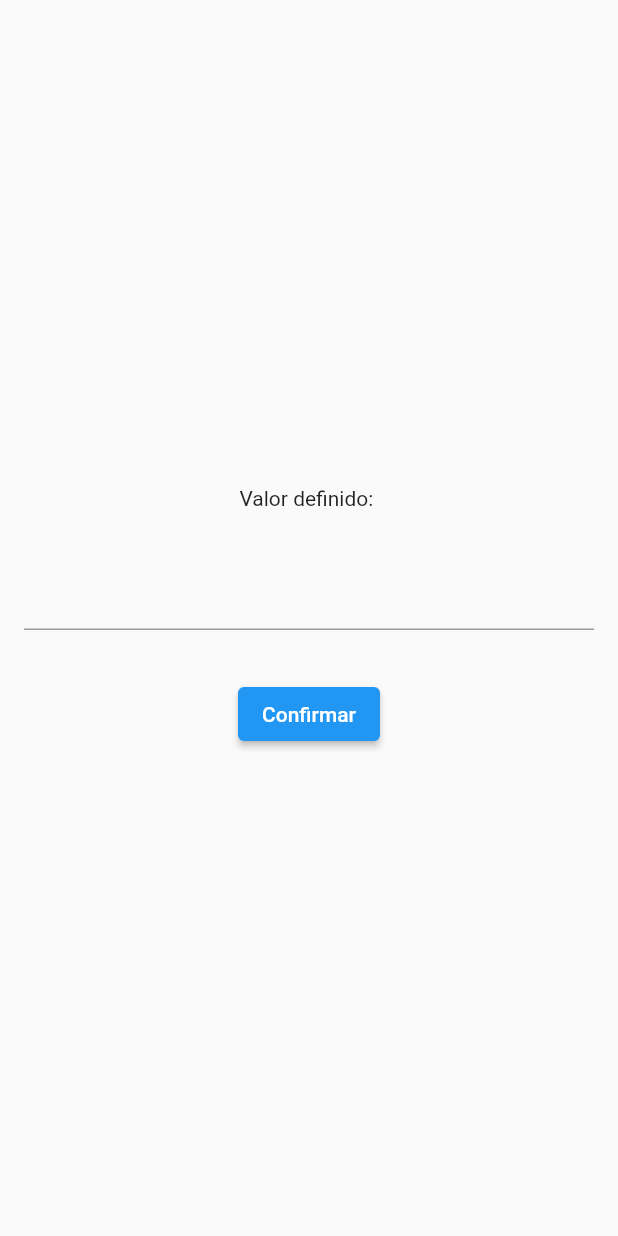
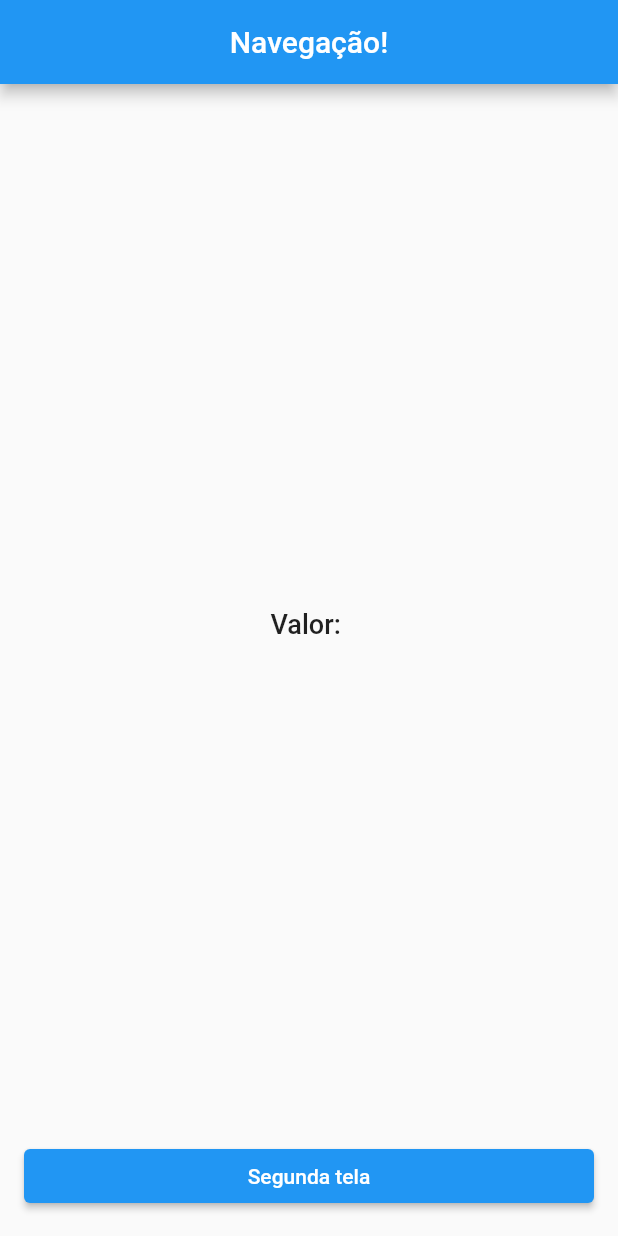
Before and after one commit to Joallisson/flutter-getx-intro, a Flutter app: the screen it shows after launch, on a phone screen of 412 x 824 dp. Run offline on Flutter 3.47's test engine with Material 2 defaults, Android fonts, the phone set to English and light mode, and no system bars; our stand-ins replace get.

Commit message:
66. Utilizando a navegação com o GetX

```diff
--- a/lib/main.dart
+++ b/lib/main.dart
@@ -1,72 +1,120 @@
 import 'package:flutter/material.dart';
 import 'package:get/get.dart';
-import 'package:getx_intro/value_controller.dart';
 
 void main() {
   runApp(const MyApp());
 }
 
 class MyApp extends StatelessWidget {
-  const MyApp({super.key});
+  const MyApp({Key? key}) : super(key: key);
 
-  // This widget is the root of your application.
   @override
   Widget build(BuildContext context) {
-    return MaterialApp(
+    return GetMaterialApp(
       title: 'Flutter Demo',
       theme: ThemeData(
         primarySwatch: Colors.blue,
       ),
-      home: MyHomePage(),
+      home: const HomePage(),
     );
   }
 }
 
-class MyHomePage extends StatelessWidget {
-  MyHomePage({super.key});
-
-  final textController = TextEditingController();
-
-  final valueController = ValueController();
+class HomePage extends StatelessWidget {
+  const HomePage({Key? key}) : super(key: key);
 
   @override
   Widget build(BuildContext context) {
     return Scaffold(
+      appBar: AppBar(
+        title: const Text('Navegação!'),
+        centerTitle: true,
+      ),
       body: Padding(
         padding: const EdgeInsets.all(16),
         child: Column(
-          mainAxisAlignment: MainAxisAlignment.center,
+          crossAxisAlignment: CrossAxisAlignment.stretch,
           children: [
-            //VALOR
-            Obx(
-              () {
-                return Text('Valor definido: ${valueController.definedValue}');
-              },
-            ),
-
-            //CAMPO
-            Padding(
-              padding: const EdgeInsets.symmetric(vertical: 32),
-              child: TextField(
-                controller: textController,
+            const Expanded(
+              child: Center(
+                // Apresentação de valor
+                child: Text(
+                  'Valor: ',
+                  style: TextStyle(
+                    fontSize: 18,
+                    fontWeight: FontWeight.w500,
+                  ),
+                ),
               ),
             ),
 
-            //BOTÃO
-            Obx(() {
-              return valueController.isLoading.value
-                  ? const CircularProgressIndicator()
-                  : ElevatedButton(
-                      onPressed: () {
-                        String value = textController.text;
-                        valueController.setValue(value);
-                      },
-                      child: const Text("Confirmar"),
-                    );
-            }),
+            // Botão para navegação
+            ElevatedButton(
+              onPressed: () async {
+                /* ------------------------------------------------------------------------------- */
+                // final result = await Navigator.of(context).push(
+                //   MaterialPageRoute(
+                //     builder: (context) {
+                //       return DataScreen();
+                //     },
+                //   ),
+                // );
+
+
+                final result = await Get.to(() => DataScreen());
+
+                print(result);
+
+                /* ------------------------------------------------------------------------------- */
+              },
+              child: const Text('Segunda tela'),
+            ),
           ],
         ),
       ),
     );
   }
 }
+
+class DataScreen extends StatelessWidget {
+  DataScreen({Key? key}) : super(key: key);
+
+  final textController = TextEditingController();
+
+  @override
+  Widget build(BuildContext context) {
+    return Scaffold(
+      appBar: AppBar(
+        title: const Text('Definição de dado'),
+        centerTitle: true,
+      ),
+      body: Padding(
+        padding: const EdgeInsets.all(16),
+        child: Column(
+          mainAxisAlignment: MainAxisAlignment.center,
+          children: [
+            // Campo de definição de valor
+            TextField(
+              controller: textController,
+            ),
+
+            // Espaçamento
+            const SizedBox(height: 10),
+
+            // Botão para voltar passando o valor
+            ElevatedButton(
+              onPressed: () {
+
+                final value = textController.text;
+
+                //Navigator.of(context).pop(value);
+                Get.back(result: value);
+              },
+              child: const Text('Retornar'),
+            ),
+          ],
+        ),
+      ),
+    );
+  }
+}
--- a/lib/value_controller.dart
+++ /dev/null
@@ -1,20 +0,0 @@
-import 'package:get/get.dart';
-
-class ValueController extends GetxController{
-
-  RxString definedValue = ''.obs;
-
-  RxBool isLoading = false.obs;
-
-  Future<void> setValue(String newValue) async {
-
-    isLoading.value = true;
-
-    await Future.delayed(const Duration(seconds: 2));
-
-    definedValue.value = newValue;
-
-    isLoading.value = false;
-  }
-
-}
```
